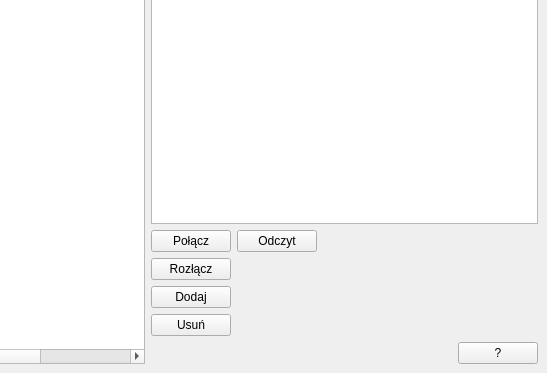
This is LinuxClient/userinterface.ui in AdamStudies-PWR/ProjektZespolowyPWR as Qt 5 draws it before an edit; both pictures show x 252 to 799 and y 227 to 600 of the 799 by 600 pixel window. The edited form follows.
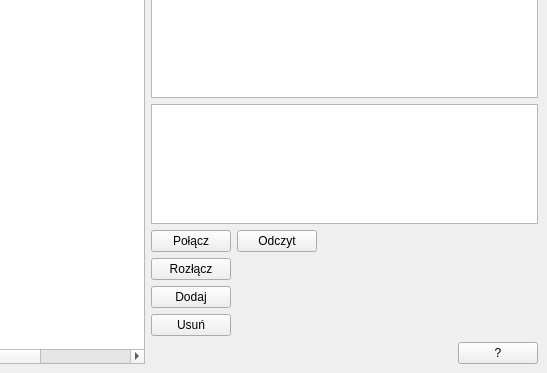
This is the edited form.

```diff
--- a/LinuxClient/userinterface.ui
+++ b/LinuxClient/userinterface.ui
@@ -48,6 +48,22 @@
       <item>
        <widget class="QTextEdit" name="textEdit"/>
       </item>
+      <item>
+       <widget class="QTextEdit" name="textEdit_2">
+        <property name="minimumSize">
+         <size>
+          <width>0</width>
+          <height>0</height>
+         </size>
+        </property>
+        <property name="maximumSize">
+         <size>
+          <width>16777215</width>
+          <height>120</height>
+         </size>
+        </property>
+       </widget>
+      </item>
       <item>
        <layout class="QHBoxLayout" name="horizontalLayout">
         <item>
```
Left out of the diff: 6 changed lines with no effect on the pictures.
